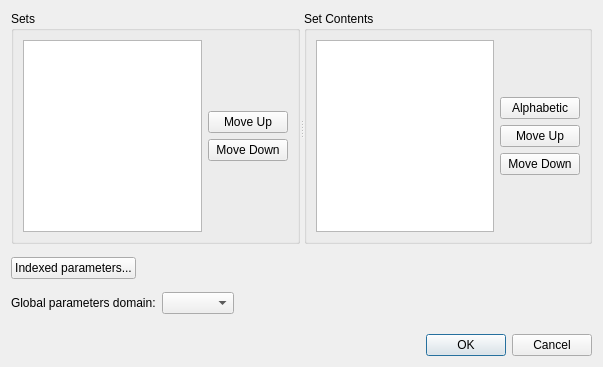
This is spinetoolbox/project_items/exporter/ui/gdx_export_settings.ui in spine-tools/Spine-Toolbox as Qt 5 draws it before an edit. The edited form follows.
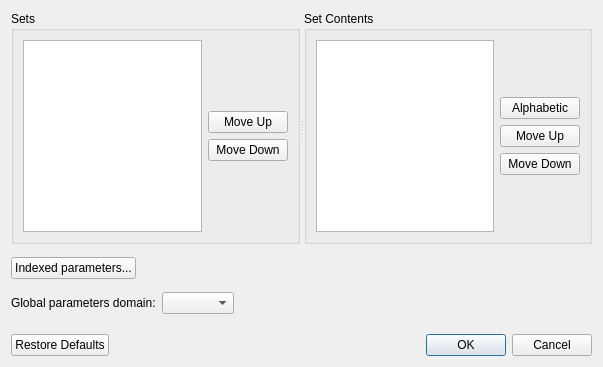
This is the edited form.

Patch:
```diff
--- a/spinetoolbox/project_items/exporter/ui/gdx_export_settings.ui
+++ b/spinetoolbox/project_items/exporter/ui/gdx_export_settings.ui
@@ -219,7 +219,7 @@
    <item>
     <widget class="QDialogButtonBox" name="button_box">
      <property name="standardButtons">
-      <set>QDialogButtonBox::Cancel|QDialogButtonBox::Ok</set>
+      <set>QDialogButtonBox::Cancel|QDialogButtonBox::Ok|QDialogButtonBox::RestoreDefaults</set>
      </property>
     </widget>
    </item>
```
